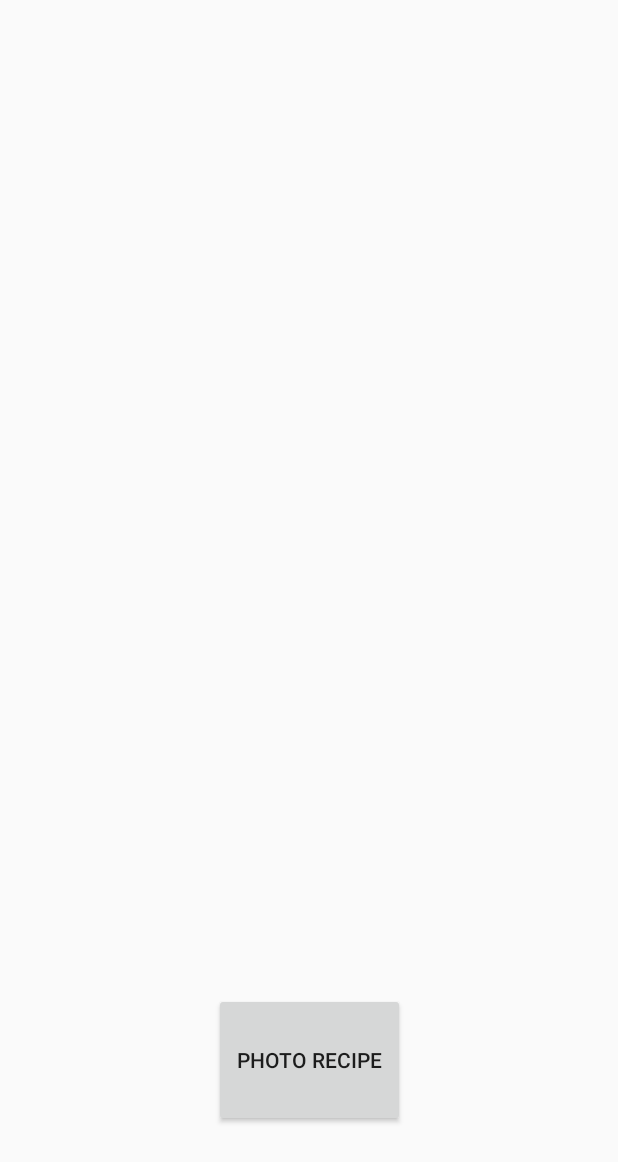
After one commit to EWeb-b/jackal, an Android app: the layout activity_photo_recipe.xml on its own in the app's theme, with its tools: preview values and no code run, on a phone screen of 412 x 824 dp. The commit adds this screen. Shown: the top 1162 px of the screen. Run offline under Robolectric (Android 15) with nearby library versions, the phone set to English and light mode, and no system bars.

Commit message:
Basic functionality achieved, camera activity accesses the camera app, takes photo and calls firebase text recognition successfully.

```diff
--- a/app/src/main/java/com/leeds/jackal/ui/home/HomeFragment.kt
+++ b/app/src/main/java/com/leeds/jackal/ui/home/HomeFragment.kt
@@ -21,7 +21,7 @@ class HomeFragment : Fragment() {
     ): View? {
         homeViewModel =
                 ViewModelProviders.of(this).get(HomeViewModel::class.java)
-        val root = inflater.inflate(R.layout.fragment_home, container, false)
+        val root = inflater.inflate(R.layout.fragment_camera_home, container, false)
         val textView: TextView = root.findViewById(R.id.text_home)
         homeViewModel.text.observe(viewLifecycleOwner, Observer {
             textView.text = it
--- /dev/null
+++ b/app/src/main/res/layout/activity_photo_recipe.xml
@@ -0,0 +1,52 @@
+<?xml version="1.0" encoding="utf-8"?>
+<androidx.constraintlayout.widget.ConstraintLayout xmlns:android="http://schemas.android.com/apk/res/android"
+    xmlns:app="http://schemas.android.com/apk/res-auto"
+    xmlns:tools="http://schemas.android.com/tools"
+    android:layout_width="match_parent"
+    android:layout_height="match_parent"
+    tools:context=".PhotoRecipeActivity">
+
+
+<!--    <FrameLayout-->
+<!--        android:id="@+id/fragmentContainer"-->
+<!--        android:layout_width="0dp"-->
+<!--        android:layout_height="0dp"-->
+<!--        app:layout_constraintBottom_toBottomOf="parent"-->
+<!--        app:layout_constraintEnd_toEndOf="parent"-->
+<!--        app:layout_constraintStart_toStartOf="parent"-->
+<!--        app:layout_constraintTop_toTopOf="parent"></FrameLayout>-->
+
+    <ImageView
+        android:id="@+id/testPhoto"
+        android:layout_width="match_parent"
+        android:layout_height="match_parent"
+        tools:layout_editor_absoluteX="162dp"
+        tools:layout_editor_absoluteY="192dp" />
+
+    <Button
+        android:id="@+id/camera_button"
+        android:layout_width="127dp"
+        android:layout_height="89dp"
+        android:text="Photo Recipe"
+        app:layout_constraintBottom_toBottomOf="@+id/testPhoto"
+        app:layout_constraintEnd_toEndOf="parent"
+        app:layout_constraintStart_toStartOf="@+id/testPhoto"
+        app:layout_constraintTop_toTopOf="@+id/testPhoto"
+        app:layout_constraintVertical_bias="0.901" />
+
+    <TextView
+        android:id="@+id/photoText"
+        android:layout_width="331dp"
+        android:layout_height="173dp"
+        android:text="TextView"
+        android:textColor="#E91E63"
+        android:textSize="18sp"
+        android:visibility="invisible"
+        app:layout_constraintBottom_toTopOf="@+id/camera_button"
+        app:layout_constraintEnd_toEndOf="@+id/testPhoto"
+        app:layout_constraintStart_toStartOf="@+id/testPhoto"
+        app:layout_constraintTop_toTopOf="@+id/testPhoto"
+        app:layout_constraintVertical_bias="0.884" />
+
+
+</androidx.constraintlayout.widget.ConstraintLayout>
--- a/app/src/main/res/layout/content_main.xml
+++ b/app/src/main/res/layout/content_main.xml
@@ -17,4 +17,5 @@
         app:layout_constraintRight_toRightOf="parent"
         app:layout_constraintTop_toTopOf="parent"
         app:navGraph="@navigation/mobile_navigation" />
+
 </androidx.constraintlayout.widget.ConstraintLayout>
--- a/app/src/main/res/layout/fragment_home.xml
+++ b/app/src/main/res/layout/fragment_camera_home.xml
@@ -6,6 +6,7 @@
     android:layout_height="match_parent"
     tools:context=".ui.home.HomeFragment">
 
+
     <TextView
         android:id="@+id/text_home"
         android:layout_width="match_parent"
@@ -13,10 +14,12 @@
         android:layout_marginStart="8dp"
         android:layout_marginTop="8dp"
         android:layout_marginEnd="8dp"
+        android:text="@string/menu_home"
         android:textAlignment="center"
         android:textSize="20sp"
         app:layout_constraintBottom_toBottomOf="parent"
         app:layout_constraintEnd_toEndOf="parent"
         app:layout_constraintStart_toStartOf="parent"
         app:layout_constraintTop_toTopOf="parent" />
+
 </androidx.constraintlayout.widget.ConstraintLayout>
--- a/app/src/main/res/layout/fragment_gallery.xml
+++ b/app/src/main/res/layout/fragment_gallery.xml
@@ -13,6 +13,7 @@
         android:layout_marginStart="8dp"
         android:layout_marginTop="8dp"
         android:layout_marginEnd="8dp"
+        android:text="@string/menu_gallery"
         android:textAlignment="center"
         android:textSize="20sp"
         app:layout_constraintBottom_toBottomOf="parent"
--- a/build.gradle
+++ b/build.gradle
@@ -10,7 +10,7 @@ buildscript {
     dependencies {
         classpath 'com.android.tools.build:gradle:3.6.3'
         classpath "org.jetbrains.kotlin:kotlin-gradle-plugin:$kotlin_version"
-
+        classpath 'com.google.gms:google-services:4.3.3'
         // NOTE: Do not place your application dependencies here; they belong
         // in the individual module build.gradle files
     }
```
Also changed, not shown: app/build.gradle (+7 -0 lines), app/src/main/AndroidManifest.xml (+30 -0 lines), app/src/main/java/com/leeds/jackal/MainActivity.kt (+9 -5 lines), app/src/main/java/com/leeds/jackal/PhotoRecipeActivity.kt (added, +150 -0 lines), app/src/main/java/com/leeds/jackal/jackalGlideModule.kt (added, +7 -0 lines), app/src/main/res/navigation/mobile_navigation.xml (+16 -16 lines), app/src/main/res/values/strings.xml (+9 -0 lines), app/src/main/res/layout/activity_main.xml (line endings or trailing spaces), 1 other file.
